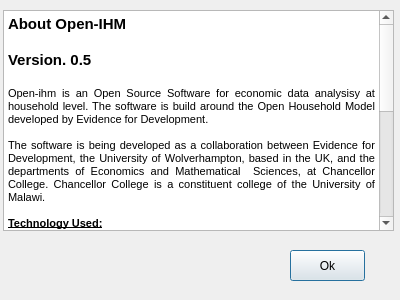
Qt form open-ihm/gui/designs/ui_about_openihm.ui (snim2mirror/openihm) before a commit.
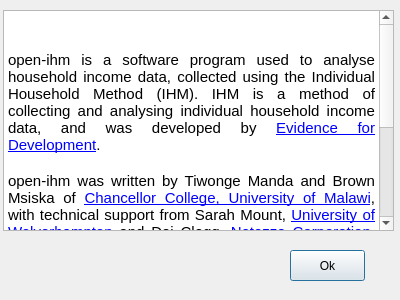
The same form after that commit. Icons and pictures are not drawn.

Commit message: FIX: Issue 62 - Modified About box to include Celia's new text and logos. See notes on Wiki re. resources.

```diff
--- a/open-ihm/gui/designs/ui_about_openihm.ui
+++ b/open-ihm/gui/designs/ui_about_openihm.ui
@@ -45,36 +45,17 @@
     <string>&lt;!DOCTYPE HTML PUBLIC &quot;-//W3C//DTD HTML 4.0//EN&quot; &quot;http://www.w3.org/TR/REC-html40/strict.dtd&quot;&gt;
 &lt;html&gt;&lt;head&gt;&lt;meta name=&quot;qrichtext&quot; content=&quot;1&quot; /&gt;&lt;style type=&quot;text/css&quot;&gt;
 p, li { white-space: pre-wrap; }
-&lt;/style&gt;&lt;/head&gt;&lt;body style=&quot; font-family:'MS Shell Dlg 2'; font-size:8.25pt; font-weight:400; font-style:normal;&quot;&gt;
-&lt;p style=&quot; margin-top:0px; margin-bottom:0px; margin-left:0px; margin-right:0px; -qt-block-indent:0; text-indent:0px;&quot;&gt;&lt;span style=&quot; font-size:11pt; font-weight:600;&quot;&gt;About Open-IHM&lt;/span&gt;&lt;/p&gt;
-&lt;p style=&quot;-qt-paragraph-type:empty; margin-top:0px; margin-bottom:0px; margin-left:0px; margin-right:0px; -qt-block-indent:0; text-indent:0px; font-size:11pt; font-weight:600;&quot;&gt;&lt;/p&gt;
-&lt;p style=&quot; margin-top:0px; margin-bottom:0px; margin-left:0px; margin-right:0px; -qt-block-indent:0; text-indent:0px;&quot;&gt;&lt;span style=&quot; font-size:11pt; font-weight:600;&quot;&gt;Version. 0.5&lt;/span&gt;&lt;/p&gt;
-&lt;p style=&quot;-qt-paragraph-type:empty; margin-top:0px; margin-bottom:0px; margin-left:0px; margin-right:0px; -qt-block-indent:0; text-indent:0px; font-size:11pt; font-weight:600;&quot;&gt;&lt;/p&gt;
-&lt;p align=&quot;justify&quot; style=&quot; margin-top:0px; margin-bottom:0px; margin-left:0px; margin-right:0px; -qt-block-indent:0; text-indent:0px;&quot;&gt;&lt;span style=&quot; font-size:8pt;&quot;&gt;Open-ihm is an Open Source Software for economic data analysisy at household level. The software is build around the Open Household Model developed by Evidence for Development.&lt;/span&gt;&lt;/p&gt;
-&lt;p align=&quot;justify&quot; style=&quot;-qt-paragraph-type:empty; margin-top:0px; margin-bottom:0px; margin-left:0px; margin-right:0px; -qt-block-indent:0; text-indent:0px; font-size:8pt;&quot;&gt;&lt;/p&gt;
-&lt;p align=&quot;justify&quot; style=&quot; margin-top:0px; margin-bottom:0px; margin-left:0px; margin-right:0px; -qt-block-indent:0; text-indent:0px;&quot;&gt;&lt;span style=&quot; font-size:8pt;&quot;&gt;The software is being developed as a collaboration between Evidence for Development, the University of Wolverhampton, based in the UK, and the departments of Economics and Mathematical  Sciences, at Chancellor College. Chancellor College is a constituent college of the University of Malawi.&lt;/span&gt;&lt;/p&gt;
-&lt;p align=&quot;justify&quot; style=&quot;-qt-paragraph-type:empty; margin-top:0px; margin-bottom:0px; margin-left:0px; margin-right:0px; -qt-block-indent:0; text-indent:0px; font-size:8pt;&quot;&gt;&lt;/p&gt;
-&lt;p align=&quot;justify&quot; style=&quot; margin-top:0px; margin-bottom:0px; margin-left:0px; margin-right:0px; -qt-block-indent:0; text-indent:0px;&quot;&gt;&lt;span style=&quot; font-size:8pt; font-weight:600; text-decoration: underline;&quot;&gt;Technology Used:&lt;/span&gt;&lt;/p&gt;
-&lt;p align=&quot;justify&quot; style=&quot;-qt-paragraph-type:empty; margin-top:0px; margin-bottom:0px; margin-left:0px; margin-right:0px; -qt-block-indent:0; text-indent:0px; font-size:8pt;&quot;&gt;&lt;/p&gt;
-&lt;p align=&quot;justify&quot; style=&quot; margin-top:0px; margin-bottom:0px; margin-left:0px; margin-right:0px; -qt-block-indent:0; text-indent:0px;&quot;&gt;&lt;span style=&quot; font-size:8pt;&quot;&gt;Open-IHM makes use of:&lt;/span&gt;&lt;/p&gt;
-&lt;p align=&quot;justify&quot; style=&quot;-qt-paragraph-type:empty; margin-top:0px; margin-bottom:0px; margin-left:0px; margin-right:0px; -qt-block-indent:0; text-indent:0px; font-size:8pt;&quot;&gt;&lt;/p&gt;
-&lt;p align=&quot;justify&quot; style=&quot; margin-top:0px; margin-bottom:0px; margin-left:0px; margin-right:0px; -qt-block-indent:0; text-indent:0px;&quot;&gt;&lt;span style=&quot; font-size:8pt;&quot;&gt;Python&lt;/span&gt;&lt;/p&gt;
-&lt;p align=&quot;justify&quot; style=&quot; margin-top:0px; margin-bottom:0px; margin-left:0px; margin-right:0px; -qt-block-indent:0; text-indent:0px;&quot;&gt;&lt;span style=&quot; font-size:8pt;&quot;&gt;Qt and PyQt&lt;/span&gt;&lt;/p&gt;
-&lt;p align=&quot;justify&quot; style=&quot; margin-top:0px; margin-bottom:0px; margin-left:0px; margin-right:0px; -qt-block-indent:0; text-indent:0px;&quot;&gt;&lt;span style=&quot; font-size:8pt;&quot;&gt;MySQL&lt;/span&gt;&lt;/p&gt;
-&lt;p align=&quot;justify&quot; style=&quot;-qt-paragraph-type:empty; margin-top:0px; margin-bottom:0px; margin-left:0px; margin-right:0px; -qt-block-indent:0; text-indent:0px; font-size:8pt;&quot;&gt;&lt;/p&gt;
-&lt;p style=&quot; margin-top:0px; margin-bottom:0px; margin-left:0px; margin-right:0px; -qt-block-indent:0; text-indent:0px;&quot;&gt;&lt;span style=&quot; font-size:8pt; font-weight:600; text-decoration: underline;&quot;&gt;Source Committers:&lt;/span&gt;&lt;/p&gt;
-&lt;p style=&quot;-qt-paragraph-type:empty; margin-top:0px; margin-bottom:0px; margin-left:0px; margin-right:0px; -qt-block-indent:0; text-indent:0px; font-size:8pt;&quot;&gt;&lt;/p&gt;
-&lt;p style=&quot; margin-top:0px; margin-bottom:0px; margin-left:0px; margin-right:0px; -qt-block-indent:0; text-indent:0px;&quot;&gt;&lt;span style=&quot; font-size:8pt;&quot;&gt;Brown Msiska&lt;/span&gt;&lt;/p&gt;
-&lt;p style=&quot; margin-top:0px; margin-bottom:0px; margin-left:0px; margin-right:0px; -qt-block-indent:0; text-indent:0px;&quot;&gt;&lt;span style=&quot; font-size:8pt;&quot;&gt;Tiwonge Davis Manda&lt;/span&gt;&lt;/p&gt;
-&lt;p style=&quot;-qt-paragraph-type:empty; margin-top:0px; margin-bottom:0px; margin-left:0px; margin-right:0px; -qt-block-indent:0; text-indent:0px; font-size:8pt;&quot;&gt;&lt;/p&gt;
-&lt;p style=&quot; margin-top:0px; margin-bottom:0px; margin-left:0px; margin-right:0px; -qt-block-indent:0; text-indent:0px;&quot;&gt;&lt;span style=&quot; font-size:8pt; font-weight:600; text-decoration: underline;&quot;&gt;Main Contributors:&lt;/span&gt;&lt;/p&gt;
-&lt;p style=&quot;-qt-paragraph-type:empty; margin-top:0px; margin-bottom:0px; margin-left:0px; margin-right:0px; -qt-block-indent:0; text-indent:0px; font-size:8pt;&quot;&gt;&lt;/p&gt;
-&lt;p style=&quot; margin-top:0px; margin-bottom:0px; margin-left:0px; margin-right:0px; -qt-block-indent:0; text-indent:0px;&quot;&gt;&lt;span style=&quot; font-size:8pt;&quot;&gt;Dai Craig&lt;/span&gt;&lt;/p&gt;
-&lt;p style=&quot; margin-top:0px; margin-bottom:0px; margin-left:0px; margin-right:0px; -qt-block-indent:0; text-indent:0px;&quot;&gt;&lt;span style=&quot; font-size:8pt;&quot;&gt;Patrick Kambewa&lt;/span&gt;&lt;/p&gt;
-&lt;p style=&quot; margin-top:0px; margin-bottom:0px; margin-left:0px; margin-right:0px; -qt-block-indent:0; text-indent:0px;&quot;&gt;&lt;span style=&quot; font-size:8pt;&quot;&gt;Sarah Mount&lt;/span&gt;&lt;/p&gt;
-&lt;p style=&quot; margin-top:0px; margin-bottom:0px; margin-left:0px; margin-right:0px; -qt-block-indent:0; text-indent:0px;&quot;&gt;&lt;span style=&quot; font-size:8pt;&quot;&gt;Celia Petty&lt;/span&gt;&lt;/p&gt;
-&lt;p style=&quot; margin-top:0px; margin-bottom:0px; margin-left:0px; margin-right:0px; -qt-block-indent:0; text-indent:0px;&quot;&gt;&lt;span style=&quot; font-size:8pt;&quot;&gt;John Seaman&lt;/span&gt;&lt;/p&gt;
-&lt;p style=&quot;-qt-paragraph-type:empty; margin-top:0px; margin-bottom:0px; margin-left:0px; margin-right:0px; -qt-block-indent:0; text-indent:0px; font-size:8pt;&quot;&gt;&lt;/p&gt;&lt;/body&gt;&lt;/html&gt;</string>
+&lt;/style&gt;&lt;/head&gt;&lt;body style=&quot; font-family:'Cantarell'; font-size:11pt; font-weight:400; font-style:normal;&quot;&gt;
+&lt;p style=&quot; margin-top:0px; margin-bottom:0px; margin-left:0px; margin-right:0px; -qt-block-indent:0; text-indent:0px;&quot;&gt;&lt;img src=&quot;:/images/images/EfDChancoComposite.jpg&quot; width=&quot;375&quot; /&gt;&lt;/p&gt;
+&lt;p style=&quot;-qt-paragraph-type:empty; margin-top:0px; margin-bottom:0px; margin-left:0px; margin-right:0px; -qt-block-indent:0; text-indent:0px;&quot;&gt;&lt;/p&gt;
+&lt;p align=&quot;justify&quot; style=&quot; margin-top:0px; margin-bottom:0px; margin-left:0px; margin-right:0px; -qt-block-indent:0; text-indent:0px;&quot;&gt;open-ihm is a software program used to analyse household income data, collected using the Individual Household Method (IHM). IHM is a method of collecting and analysing individual household income data, and was developed by &lt;a href=&quot;http://www.evidencefordevelopment.com&quot;&gt;&lt;span style=&quot; text-decoration: underline; color:#0000ff;&quot;&gt;Evidence for Development&lt;/span&gt;&lt;/a&gt;.&lt;/p&gt;
+&lt;p align=&quot;justify&quot; style=&quot;-qt-paragraph-type:empty; margin-top:0px; margin-bottom:0px; margin-left:0px; margin-right:0px; -qt-block-indent:0; text-indent:0px;&quot;&gt;&lt;/p&gt;
+&lt;p align=&quot;justify&quot; style=&quot; margin-top:0px; margin-bottom:0px; margin-left:0px; margin-right:0px; -qt-block-indent:0; text-indent:0px;&quot;&gt;open-ihm was written by Tiwonge Manda and Brown Msiska of &lt;a href=&quot;http://www.chanco.unima.mw/&quot;&gt;&lt;span style=&quot; text-decoration: underline; color:#0000ff;&quot;&gt;Chancellor College, University of Malawi&lt;/span&gt;&lt;/a&gt;, with technical support from Sarah Mount, &lt;a href=&quot;http://www.wlv.ac.uk&quot;&gt;&lt;span style=&quot; text-decoration: underline; color:#0000ff;&quot;&gt;University of Wolverhampton &lt;/span&gt;&lt;/a&gt;and Dai Clegg, &lt;a href=&quot;http://www.netezza.com/&quot;&gt;&lt;span style=&quot; text-decoration: underline; color:#0000ff;&quot;&gt;Netezza Corporation&lt;/span&gt;&lt;/a&gt;. Celia Petty and John Seaman, Evidence for Development, provided domain expertise.  &lt;/p&gt;
+&lt;p align=&quot;justify&quot; style=&quot;-qt-paragraph-type:empty; margin-top:0px; margin-bottom:0px; margin-left:0px; margin-right:0px; -qt-block-indent:0; text-indent:0px;&quot;&gt;&lt;/p&gt;
+&lt;p align=&quot;justify&quot; style=&quot; margin-top:0px; margin-bottom:0px; margin-left:0px; margin-right:0px; -qt-block-indent:0; text-indent:0px;&quot;&gt;open-ihm is based on &lt;a href=&quot;http://www.evidencefordevelopment.com&quot;&gt;&lt;span style=&quot; text-decoration: underline; color:#0000ff;&quot;&gt;Evidence for Development&lt;/span&gt;&lt;/a&gt;'s analytical software, written by John Seaman.&lt;/p&gt;
+&lt;p align=&quot;justify&quot; style=&quot;-qt-paragraph-type:empty; margin-top:0px; margin-bottom:0px; margin-left:0px; margin-right:0px; -qt-block-indent:0; text-indent:0px;&quot;&gt;&lt;/p&gt;
+&lt;p align=&quot;justify&quot; style=&quot; margin-top:0px; margin-bottom:0px; margin-left:0px; margin-right:0px; -qt-block-indent:0; text-indent:0px;&quot;&gt;In using Open-ihm software, IHM data collection protocols must be&lt;/p&gt;
+&lt;p align=&quot;justify&quot; style=&quot; margin-top:0px; margin-bottom:0px; margin-left:0px; margin-right:0px; -qt-block-indent:0; text-indent:0px;&quot;&gt;followed. For information on training, contact &lt;a href=&quot;mailto:info@evidencefordevelopment.com&quot;&gt;&lt;span style=&quot; text-decoration: underline; color:#0000ff;&quot;&gt;info@evidencefordevelopment.com&lt;/span&gt;&lt;/a&gt;&lt;/p&gt;&lt;/body&gt;&lt;/html&gt;</string>
    </property>
   </widget>
  </widget>
```
Left out of the diff: 4 changed lines with no effect on the pictures. The commit also changes 7 other files.
